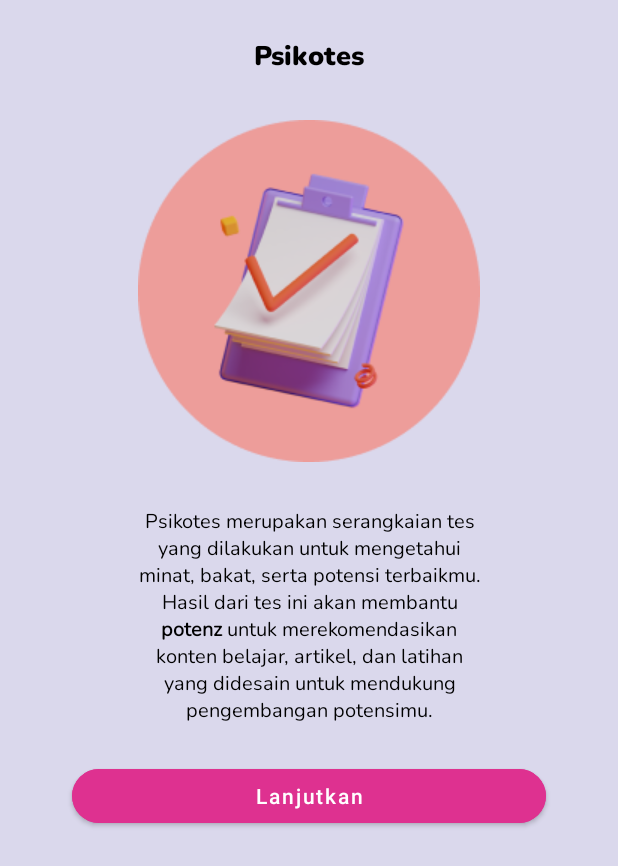
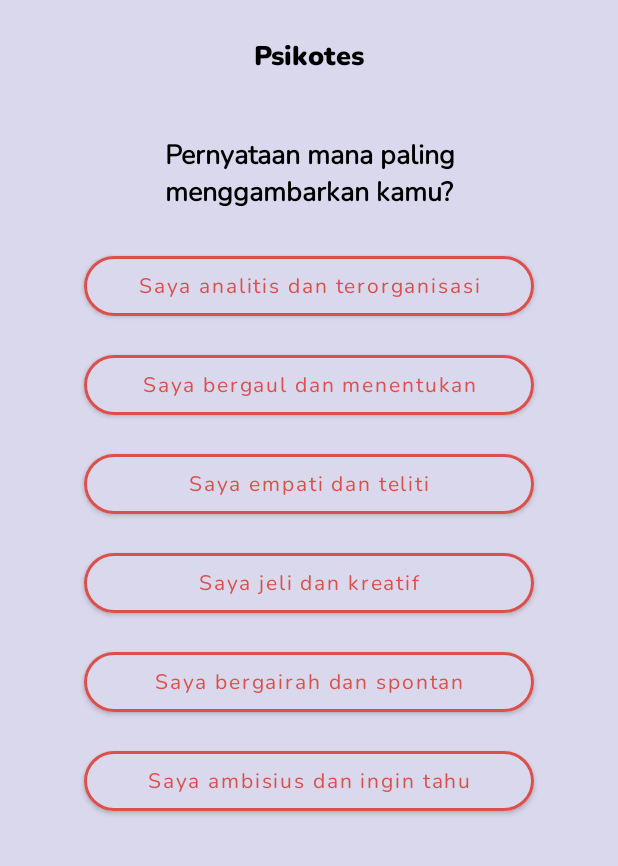
Before and after one commit to NandityaNuswatama/potenz, an Android app: the LandingTestFragment screen opened through its navigation route, after a tap on "Lanjutkan", on a phone screen of 412 x 824 dp. Shown: the top 866 px of the screen. Run offline under Robolectric (Android 15) with nearby library versions, the phone set to English and light mode, and no system bars; our stand-ins replace navigation-ui; 1 statement that could not run was skipped.

Commit message:
[nandit] add TestFragment.kt

```diff
--- a/app/src/main/java/com/nandits/potenz/di/modules.kt
+++ b/app/src/main/java/com/nandits/potenz/di/modules.kt
@@ -6,6 +6,7 @@ import com.nandits.potenz.data.remote.ApiService
 import com.nandits.potenz.data.remote.RemoteDataSource
 import com.nandits.potenz.ui.adapter.CardItemAdapter
 import com.nandits.potenz.ui.adapter.MultiSelectAdapter
+import com.nandits.potenz.ui.adapter.TestAdapter
 import com.nandits.potenz.ui.choice.ChoiceViewModel
 import com.nandits.potenz.ui.home.HomeViewModel
 import com.nandits.potenz.ui.profile.ProfileViewModel
@@ -54,4 +55,5 @@ val viewModelModule = module {
 
 val adapterModule = module {
     factory { MultiSelectAdapter() }
+    factory { TestAdapter() }
 }
--- /dev/null
+++ b/app/src/main/java/com/nandits/potenz/ui/adapter/TestAdapter.kt
@@ -0,0 +1,45 @@
+package com.nandits.potenz.ui.adapter
+
+import android.view.LayoutInflater
+import android.view.ViewGroup
+import androidx.recyclerview.widget.RecyclerView
+import com.nandits.potenz.databinding.ItemTestBinding
+
+class TestAdapter :
+    RecyclerView.Adapter<TestAdapter.TestViewHolder>() {
+    private var listData = ArrayList<String>()
+    var onItemClick: ((String) -> Unit)? = null
+
+    fun setData(list: List<String>?) {
+        if (list == null) return
+        listData.clear()
+        listData.addAll(list)
+        notifyDataSetChanged()
+    }
+
+    inner class TestViewHolder(private val binding: ItemTestBinding) :
+        RecyclerView.ViewHolder(binding.root) {
+        fun bind(item: String) {
+            with(binding) {
+                btnTest.text = item
+                root.setOnClickListener {
+                    onItemClick?.invoke(listData[adapterPosition])
+                }
+            }
+        }
+    }
+
+    override fun onCreateViewHolder(parent: ViewGroup, viewType: Int): TestViewHolder {
+        val view =
+            ItemTestBinding.inflate(LayoutInflater.from(parent.context), parent, false)
+        return TestViewHolder(view)
+    }
+
+    override fun onBindViewHolder(holder: TestViewHolder, position: Int) {
+        holder.bind(listData[position])
+    }
+
+    override fun getItemCount(): Int {
+        return listData.size
+    }
+}
--- a/app/src/main/java/com/nandits/potenz/ui/choice/LandingTestFragment.kt
+++ b/app/src/main/java/com/nandits/potenz/ui/test/LandingTestFragment.kt
@@ -1,14 +1,16 @@
-package com.nandits.potenz.ui.choice
+package com.nandits.potenz.ui.test
 
 import android.os.Bundle
 import android.view.LayoutInflater
 import android.view.View
 import android.view.ViewGroup
+import androidx.core.os.bundleOf
 import androidx.fragment.app.Fragment
 import androidx.navigation.fragment.findNavController
 import com.nandits.potenz.R
 import com.nandits.potenz.databinding.FragmentCourseBinding
 import com.nandits.potenz.databinding.FragmentLandingTestBinding
+import com.nandits.potenz.ui.test.TestFragment.Companion.QUESTION_INDEX
 
 class LandingTestFragment : Fragment() {
     private var _binding: FragmentLandingTestBinding? = null
@@ -26,7 +28,10 @@ class LandingTestFragment : Fragment() {
     override fun onViewCreated(view: View, savedInstanceState: Bundle?) {
         super.onViewCreated(view, savedInstanceState)
         binding.btnNext.setOnClickListener {
-//            findNavController().navigate(R.id.action_landingTestFragment_to_chooseInterestFragment)
+            findNavController().navigate(
+                R.id.action_landingTestFragment_to_testFragment,
+                bundleOf(QUESTION_INDEX to "1")
+            )
         }
     }
 
--- /dev/null
+++ b/app/src/main/java/com/nandits/potenz/ui/test/TestFragment.kt
@@ -0,0 +1,80 @@
+package com.nandits.potenz.ui.test
+
+import android.os.Bundle
+import android.view.LayoutInflater
+import android.view.View
+import android.view.ViewGroup
+import androidx.core.os.bundleOf
+import androidx.fragment.app.Fragment
+import androidx.navigation.findNavController
+import androidx.recyclerview.widget.LinearLayoutManager
+import com.nandits.potenz.R
+import com.nandits.potenz.databinding.FragmentTestBinding
+import com.nandits.potenz.ui.adapter.TestAdapter
+import com.nandits.potenz.utils.ListData
+import org.koin.android.ext.android.inject
+
+class TestFragment : Fragment() {
+    private var _binding: FragmentTestBinding? = null
+    private val binding get() = _binding!!
+    private val mAdapter by inject<TestAdapter>()
+    private val index by lazy {
+        arguments?.getString(QUESTION_INDEX, "1")
+    }
+
+    override fun onCreateView(
+        inflater: LayoutInflater,
+        container: ViewGroup?,
+        savedInstanceState: Bundle?
+    ): View {
+        _binding = FragmentTestBinding.inflate(inflater, container, false)
+        return binding.root
+    }
+
+    override fun onViewCreated(view: View, savedInstanceState: Bundle?) {
+        super.onViewCreated(view, savedInstanceState)
+        initRv()
+    }
+
+    private fun initRv(){
+        with(binding.rvTest){
+            layoutManager = LinearLayoutManager(requireContext())
+            adapter = mAdapter
+            setHasFixedSize(true)
+            when(index){
+                INDEX1 ->{
+                    binding.tvQuestion.text = resources.getString(R.string.question1)
+                    mAdapter.setData(ListData.question1)
+                    mAdapter.onItemClick = {
+                        findNavController().navigate(R.id.action_testFragment_self, bundleOf(
+                            QUESTION_INDEX to INDEX2))
+                    }
+                }
+                INDEX2 ->{
+                    binding.tvQuestion.text = resources.getString(R.string.question2)
+                    mAdapter.setData(ListData.question2)
+                    mAdapter.onItemClick = {
+                        findNavController().navigate(R.id.action_testFragment_self, bundleOf(
+                            QUESTION_INDEX to INDEX2))
+                    }
+                }
+                INDEX3 ->{
+                    binding.tvQuestion.text = resources.getString(R.string.question3)
+                    mAdapter.setData(ListData.question3)
+                }
+            }
+        }
+    }
+
+    override fun onDestroyView() {
+        super.onDestroyView()
+        _binding = null
+    }
+
+    companion object{
+        const val QUESTION_INDEX = "1"
+        const val INDEX1 = "1"
+        const val INDEX2= "2"
+        const val INDEX3 = "3"
+    }
+}
--- /dev/null
+++ b/app/src/main/java/com/nandits/potenz/ui/test/TestViewModel.kt
@@ -0,0 +1,6 @@
+package com.nandits.potenz.ui.test
+
+import androidx.lifecycle.ViewModel
+
+class TestViewModel: ViewModel() {
+}
--- a/app/src/main/java/com/nandits/potenz/utils/ListData.kt
+++ b/app/src/main/java/com/nandits/potenz/utils/ListData.kt
@@ -90,4 +90,34 @@ object ListData {
         }
         return list
     }
+
+    val question1 = listOf(
+        "Saya analitis dan terorganisasi",
+        "Saya bergaul dan menentukan",
+        "Saya empati dan teliti",
+        "Saya jeli dan kreatif",
+        "Saya bergairah dan spontan",
+        "Saya ambisius dan ingin tahu"
+    )
+
+    val question2 = listOf(
+        "Memutuskan berdasarkan pada pilihan yang akan lebih menarik bagi pengguna",
+        "Melakukan penelitian untuk mencari data guna mendukung keputusanmu",
+        "Melakukan beberapa tes pada pilihan yang berbeda sebelum membuat keputusan",
+        "Membuat mindmap untuk menentukan pilihan terbaik",
+        "Mengevaluasi semua kemungkinan solusi untuk menentukan pendekatan terbaik",
+        "Membuat keputusan yang memiliki dampak terbesar pada perusahaan",
+        "Mencari keputusan yang paling unik yang orang-orang belum pernah coba sebelumnya"
+    )
+
+    val question3 = listOf(
+        "Kamu melihat catatan masa lalu untuk menganalisa data dan mengidentifikasi wawasan berharga untuk mengidentifikasi",
+        "Kamu memecah masalah, menarik pengetahuan dari data yang kompleks, dan merancang solusi praktis dan berskala",
+        "Melakukan beberapa tes pada pilihan yang berbeda sebelum membuat keputusan",
+        "Kamu membangun struktur dan kerangka proyek dan menguji hipotesis sebelum memberikan produk akhir",
+        "Kamu melakukan brainstorm ide dengan anggota tim dan fokus pada sisi kreatif",
+        "Kamu menetapkan tujuan dan membuat rencana aksi yang rinci untuk memberikan hasil yang baik",
+        "Kamu merencanakan roadmap proyek dan memastikan setiap detail kecil sudah dimasukkan",
+        "Kamu merancang ide dan membuat berbagai rencana sebelum kamu mengerjakan draft pertamamu"
+    )
 }
--- /dev/null
+++ b/app/src/main/res/drawable/background_psikotes.xml
@@ -0,0 +1,10 @@
+<?xml version="1.0" encoding="utf-8"?>
+<shape xmlns:android="http://schemas.android.com/apk/res/android">
+    <solid
+        android:color="@color/purple_bg"/>
+    <stroke
+        android:color="@color/orange_bright"
+        android:width="2dp"/>
+    <corners
+        android:radius="20dp"/>
+</shape>
--- a/app/src/main/res/layout/fragment_landing_test.xml
+++ b/app/src/main/res/layout/fragment_landing_test.xml
@@ -5,7 +5,7 @@
     android:layout_width="match_parent"
     android:layout_height="match_parent"
     android:background="@color/purple_bg"
-    tools:context=".ui.choice.LandingTestFragment">
+    tools:context=".ui.test.LandingTestFragment">
 
 
     <TextView
--- /dev/null
+++ b/app/src/main/res/layout/fragment_test.xml
@@ -0,0 +1,50 @@
+<?xml version="1.0" encoding="utf-8"?>
+<androidx.constraintlayout.widget.ConstraintLayout xmlns:android="http://schemas.android.com/apk/res/android"
+    xmlns:app="http://schemas.android.com/apk/res-auto"
+    xmlns:tools="http://schemas.android.com/tools"
+    android:layout_width="match_parent"
+    android:layout_height="match_parent"
+    android:background="@color/purple_bg"
+    tools:context=".ui.test.TestFragment">
+
+    <TextView
+        android:id="@+id/textView"
+        style="@style/TextNunito18BlackBlack"
+        android:layout_width="wrap_content"
+        android:layout_height="wrap_content"
+        android:layout_marginTop="24dp"
+        android:text="@string/psikotes"
+        app:layout_constraintEnd_toEndOf="parent"
+        app:layout_constraintStart_toStartOf="parent"
+        app:layout_constraintTop_toTopOf="parent" />
+
+    <TextView
+        android:id="@+id/tvQuestion"
+        style="@style/TextNunito13NormalBlackCentre"
+        android:layout_width="0dp"
+        android:layout_height="wrap_content"
+        android:layout_marginStart="60dp"
+        android:layout_marginTop="40dp"
+        android:layout_marginEnd="60dp"
+        android:textSize="18sp"
+        android:textStyle="bold"
+        app:layout_constraintEnd_toEndOf="parent"
+        app:layout_constraintStart_toStartOf="parent"
+        app:layout_constraintTop_toBottomOf="@+id/textView"
+        tools:text="Bagaimana kamu membuat keputusan di tempat kerja?" />
+
+    <androidx.recyclerview.widget.RecyclerView
+        android:id="@+id/rvTest"
+        android:layout_width="0dp"
+        android:layout_height="0dp"
+        android:layout_marginStart="24dp"
+        android:layout_marginTop="24dp"
+        android:layout_marginEnd="24dp"
+        app:layout_constraintBottom_toBottomOf="parent"
+        app:layout_constraintEnd_toEndOf="parent"
+        app:layout_constraintStart_toStartOf="parent"
+        app:layout_constraintTop_toBottomOf="@+id/tvQuestion"
+        tools:listitem="@layout/item_test" />
+
+
+</androidx.constraintlayout.widget.ConstraintLayout>
--- a/app/src/main/res/layout/fragment_test_result.xml
+++ b/app/src/main/res/layout/fragment_test_result.xml
@@ -5,7 +5,7 @@
     android:layout_width="match_parent"
     android:layout_height="match_parent"
     android:background="#F2CCCC"
-    tools:context=".ui.choice.TestResultFragment">
+    tools:context=".ui.test.TestResultFragment">
 
 
     <TextView
--- /dev/null
+++ b/app/src/main/res/layout/item_test.xml
@@ -0,0 +1,22 @@
+<?xml version="1.0" encoding="utf-8"?>
+<com.google.android.material.button.MaterialButton xmlns:android="http://schemas.android.com/apk/res/android"
+    xmlns:app="http://schemas.android.com/apk/res-auto"
+    xmlns:tools="http://schemas.android.com/tools"
+    android:id="@+id/btnTest"
+    android:layout_width="match_parent"
+    android:layout_height="wrap_content"
+    android:layout_marginStart="32dp"
+    android:layout_marginEnd="32dp"
+    android:layout_marginBottom="14dp"
+    android:backgroundTint="@color/purple_bg"
+    android:padding="10dp"
+    android:textAllCaps="false"
+    android:textColor="@color/orange_bright"
+    app:cornerRadius="20dp"
+    android:textSize="14sp"
+    android:fontFamily="@font/nunito"
+    app:strokeColor="@color/orange_bright"
+    app:strokeWidth="2dp"
+    tools:text="Kamu memecah masalah, menarik
+pengetahuan dari data yang kompleks,
+dan merancang solusi praktis dan berskala" />
--- a/app/src/main/res/navigation/mobile_navigation.xml
+++ b/app/src/main/res/navigation/mobile_navigation.xml
@@ -71,9 +71,13 @@
     </fragment>
     <fragment
         android:id="@+id/landingTestFragment"
-        android:name="com.nandits.potenz.ui.choice.LandingTestFragment"
+        android:name="com.nandits.potenz.ui.test.LandingTestFragment"
         android:label="fragment_landing_test"
-        tools:layout="@layout/fragment_landing_test" />
+        tools:layout="@layout/fragment_landing_test" >
+        <action
+            android:id="@+id/action_landingTestFragment_to_testFragment"
+            app:destination="@id/testFragment" />
+    </fragment>
     <fragment
         android:id="@+id/loginFragment"
         android:name="com.nandits.potenz.ui.start.LoginFragment"
@@ -89,4 +93,21 @@
             app:popUpTo="@id/loginFragment"
             app:popUpToInclusive="true" />
     </fragment>
+    <fragment
+        android:id="@+id/testFragment"
+        android:name="com.nandits.potenz.ui.test.TestFragment"
+        android:label="fragment_test"
+        tools:layout="@layout/fragment_test" >
+        <action
+            android:id="@+id/action_testFragment_self"
+            app:destination="@id/testFragment" />
+        <action
+            android:id="@+id/action_testFragment_to_testResultFragment"
+            app:destination="@id/testResultFragment" />
+    </fragment>
+    <fragment
+        android:id="@+id/testResultFragment"
+        android:name="com.nandits.potenz.ui.test.TestResultFragment"
+        android:label="fragment_test_result"
+        tools:layout="@layout/fragment_test_result" />
 </navigation>
--- a/app/src/main/res/values/colors.xml
+++ b/app/src/main/res/values/colors.xml
@@ -10,4 +10,6 @@
     <color name="pink_accent">#DE3190</color>
     <color name="pink_accent_soft">#EF6AB3</color>
 
+    <color name="orange_bright">#DB504B</color>
+
 </resources>
--- a/app/src/main/res/values/strings.xml
+++ b/app/src/main/res/values/strings.xml
@@ -35,6 +35,9 @@
     <string name="log_out">Log Out</string>
     <string name="pendidikan">Pendidikan</string>
     <string name="learn">Learn</string>
+    <string name="question1">Pernyataan mana paling menggambarkan kamu?</string>
+    <string name="question2">Bagaimana kamu membuat keputusan di tempat kerja?</string>
+    <string name="question3">pa preferensi kamu ketika mengerjakan sebuah proyek?</string>
 
     <string-array name="pendidikan_options">
         <item>--Pilih Pendidikan--</item>
```
Also changed, not shown: app/src/main/java/com/nandits/potenz/ui/test/TestResultFragment.kt (renamed from app/src/main/java/com/nandits/potenz/ui/choice/TestResultFragment.kt, +1 -1 lines).
